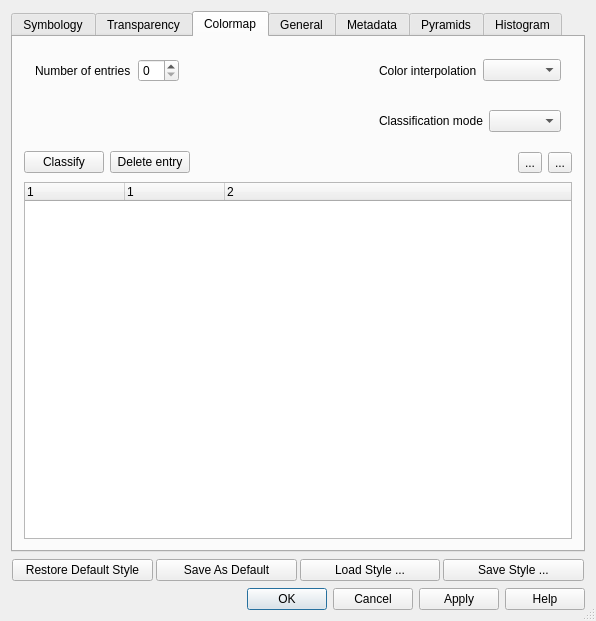
Above: src/ui/qgsrasterlayerpropertiesbase.ui from kadas-albireo/kadas-albireo before the change. Below: the same form after it.
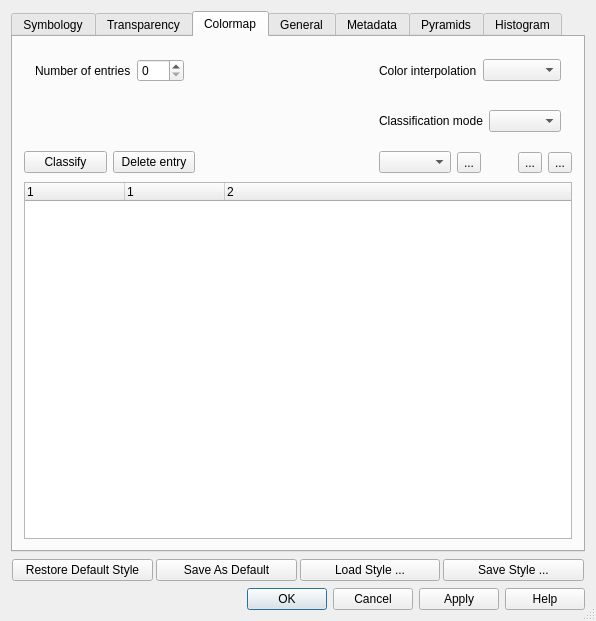
That is the form after the change. The open tabs and pages were chosen to show the change. Icons and pictures are not drawn.

Commit message: -Paletted image no longer open as faux RGB, but open as single band images with a color map -Closes ticket #914 -Added a new QgsRasterlayer::readColorTable() that will read RGB/CMYK/HSV color maps from GDAL band -Added load color map(palette) from band to color map tab -QgsColorTable is now largely obsolete - more clean up need to totally remove *Note raster layer type enum are no longer representative of the way layers are rendered and need to be updated

```diff
--- a/src/ui/qgsrasterlayerpropertiesbase.ui
+++ b/src/ui/qgsrasterlayerpropertiesbase.ui
@@ -1228,6 +1228,9 @@
              <verstretch>0</verstretch>
             </sizepolicy>
            </property>
+           <property name="maximum" >
+            <number>256</number>
+           </property>
           </widget>
          </item>
         </layout>
@@ -1245,7 +1248,7 @@
          </property>
         </spacer>
        </item>
-       <item row="0" column="3" colspan="3" >
+       <item row="0" column="3" colspan="4" >
         <layout class="QHBoxLayout" >
          <property name="leftMargin" >
           <number>11</number>
@@ -1284,7 +1287,7 @@
          </property>
         </spacer>
        </item>
-       <item row="1" column="3" colspan="3" >
+       <item row="1" column="3" colspan="4" >
         <layout class="QHBoxLayout" >
          <property name="leftMargin" >
           <number>11</number>
@@ -1324,20 +1327,56 @@
          </property>
         </widget>
        </item>
-       <item row="2" column="2" colspan="2" >
+       <item row="2" column="2" >
         <spacer>
          <property name="orientation" >
           <enum>Qt::Horizontal</enum>
          </property>
          <property name="sizeHint" >
           <size>
-           <width>281</width>
+           <width>211</width>
            <height>27</height>
           </size>
          </property>
         </spacer>
        </item>
+       <item row="2" column="3" >
+        <layout class="QHBoxLayout" >
+         <property name="leftMargin" >
+          <number>11</number>
+         </property>
+         <item>
+          <widget class="QComboBox" name="cboxColorMapBand" />
+         </item>
+         <item>
+          <widget class="QToolButton" name="pbtnLoadColorMapFromBand" >
+           <property name="toolTip" >
+            <string>Load color map from band</string>
+           </property>
+           <property name="text" >
+            <string>...</string>
+           </property>
+           <property name="icon" >
+            <iconset>../../images/themes/default/mActionNewAttribute.png</iconset>
+           </property>
+          </widget>
+         </item>
+        </layout>
+       </item>
        <item row="2" column="4" >
+        <spacer>
+         <property name="orientation" >
+          <enum>Qt::Horizontal</enum>
+         </property>
+         <property name="sizeHint" >
+          <size>
+           <width>20</width>
+           <height>20</height>
+          </size>
+         </property>
+        </spacer>
+       </item>
+       <item row="2" column="5" >
         <widget class="QToolButton" name="pbtnLoadColorMapFromFile" >
          <property name="toolTip" >
           <string>Load color map from file</string>
@@ -1350,7 +1389,7 @@
          </property>
         </widget>
        </item>
-       <item row="2" column="5" >
+       <item row="2" column="6" >
         <widget class="QToolButton" name="pbtnExportColorMapToFile" >
          <property name="toolTip" >
           <string>Export color map to file</string>
@@ -1363,7 +1402,7 @@
          </property>
         </widget>
        </item>
-       <item row="3" column="0" colspan="6" >
+       <item row="3" column="0" colspan="7" >
         <widget class="QTreeWidget" name="mColormapTreeWidget" >
          <property name="columnCount" >
           <number>3</number>
```
The commit also changes 4 other files.
